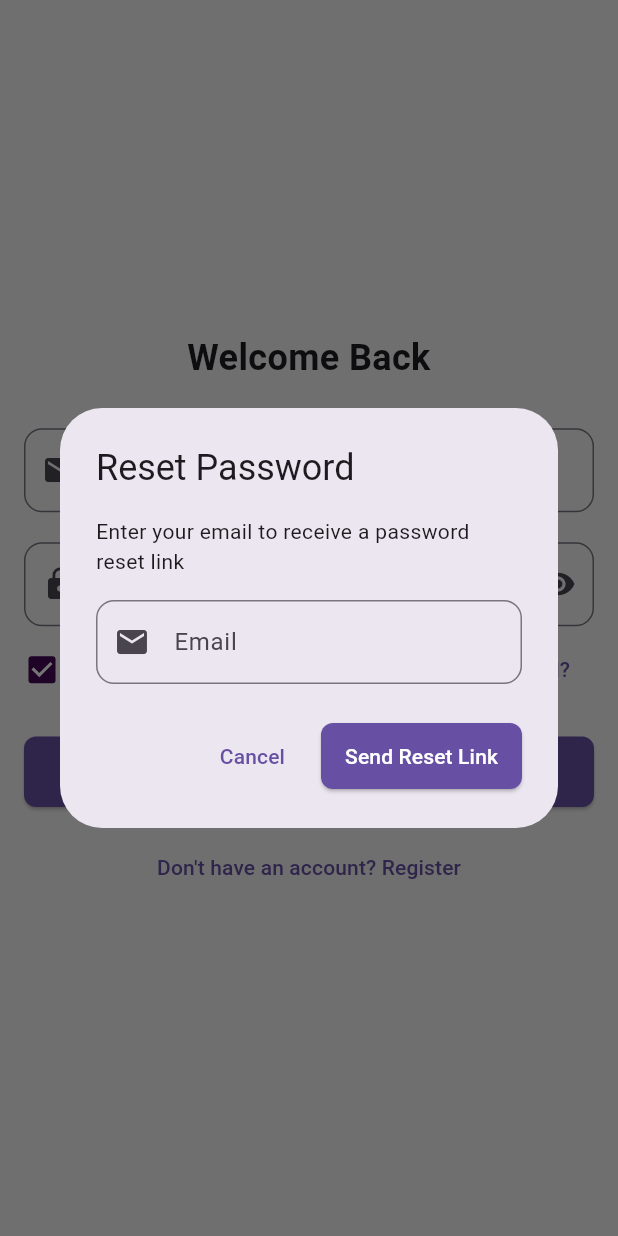
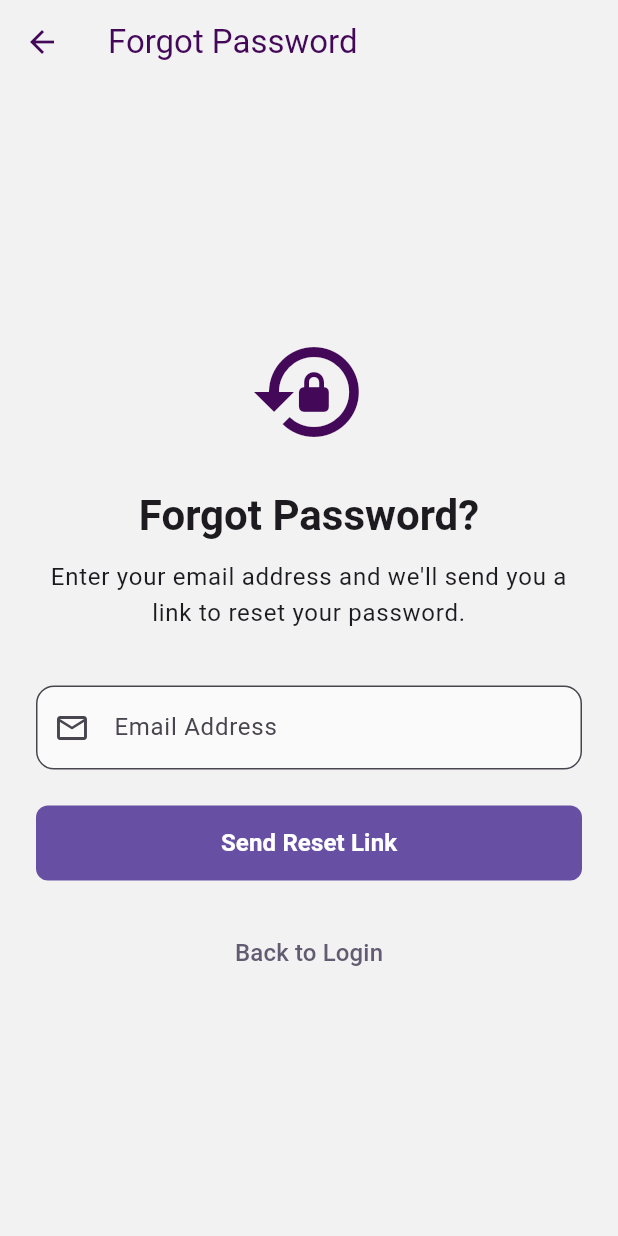
Before and after one commit to hafizbahtiar/alumni_dk, a Flutter app: the screen it shows after launch, after a tap on "Forgot Password?", on a phone screen of 412 x 824 dp. Run offline on Flutter 3.47's test engine with Material 3 defaults, Android fonts, the light colour scheme and no system bars; our stand-ins replace flutter_dotenv, shared_preferences.

Commit message:
feat: Implement forgot password functionality with UI and backend integration

```diff
--- a/lib/core/routes/generate_route.dart
+++ b/lib/core/routes/generate_route.dart
@@ -1,3 +1,4 @@
+import 'package:alumni_dk/modules/auth/pages/forgot_password_page.dart';
 import 'package:alumni_dk/modules/auth/pages/login_page.dart';
 import 'package:alumni_dk/profile_page.dart';
 import 'package:alumni_dk/core/routes/name_route.dart';
@@ -12,6 +13,11 @@ class RouteGenerator {
         return MaterialPageRoute(builder: (_) => LoginPage(), settings: RouteSettings(name: NameRoute.login));
       case NameRoute.register:
         return MaterialPageRoute(builder: (_) => RegisterPage(), settings: RouteSettings(name: NameRoute.register));
+      case NameRoute.forgotPassword:
+        return MaterialPageRoute(
+          builder: (_) => ForgotPasswordPage(),
+          settings: RouteSettings(name: NameRoute.forgotPassword),
+        );
       case NameRoute.profile:
         return MaterialPageRoute(builder: (_) => ProfilePage(), settings: RouteSettings(name: NameRoute.profile));
       case NameRoute.settings:
--- a/lib/core/routes/name_route.dart
+++ b/lib/core/routes/name_route.dart
@@ -3,6 +3,7 @@ class NameRoute {
   static const String home = '/home';
   static const String login = '/login';
   static const String register = '/register';
+  static const String forgotPassword = '/forgot-password';
   static const String profile = '/profile';
   static const String settings = '/settings';
 }
--- a/lib/data/models/user_model.dart
+++ b/lib/data/models/user_model.dart
@@ -95,6 +95,11 @@ class UserModel {
     return {'name': name, 'email': email, 'password': _password, 'confirm_password': _confirmPassword};
   }
 
+  /// Convert to JSON specifically for registration endpoint
+  Map<String, dynamic> toEmailJson() {
+    return {'email': email};
+  }
+
   /// Convert to JSON specifically for login endpoint
   Map<String, dynamic> toLoginJson() {
     return {'email': email, 'password': _password};
--- /dev/null
+++ b/lib/modules/auth/pages/forgot_password_page.dart
@@ -0,0 +1,149 @@
+import 'package:alumni_dk/core/helpers/validator.dart';
+import 'package:alumni_dk/core/network/api_client.dart';
+import 'package:alumni_dk/modules/auth/providers/forgot_password_provider.dart';
+import 'package:alumni_dk/modules/auth/repos/forgot_password_repo.dart';
+import 'package:alumni_dk/modules/auth/services/forgot_password_service.dart';
+import 'package:alumni_dk/shared/widgets/my_snack_bar.dart';
+import 'package:flutter/material.dart';
+import 'package:provider/provider.dart';
+
+class ForgotPasswordPage extends StatefulWidget {
+  const ForgotPasswordPage({super.key});
+
+  @override
+  State<ForgotPasswordPage> createState() => _ForgotPasswordPageState();
+}
+
+class _ForgotPasswordPageState extends State<ForgotPasswordPage> {
+  final _formKey = GlobalKey<FormState>();
+  final _emailController = TextEditingController();
+
+  @override
+  void dispose() {
+    _emailController.dispose();
+    super.dispose();
+  }
+
+  Future<void> _requestPasswordReset(ForgotPasswordProvider provider) async {
+    if (!_formKey.currentState!.validate()) return;
+
+    try {
+      await provider.requestPasswordReset(_emailController.text.trim());
+      if (mounted) {
+        ScaffoldMessenger.of(context).showSnackBar(
+          const SnackBar(content: Text('Password reset link sent to your email'), backgroundColor: Colors.green),
+        );
+      }
+    } catch (e) {
+      if (mounted) {
+        MySnackBar.show(context, 'Error: ${e.toString()}', type: SnackBarType.error);
+      }
+    }
+  }
+
+  @override
+  Widget build(BuildContext context) {
+    return ChangeNotifierProvider(
+      create: (_) => ForgotPasswordProvider(ForgotPasswordRepo(ForgotPasswordService(ApiClient()))),
+      child: Consumer<ForgotPasswordProvider>(
+        builder: (context, provider, _) {
+          return Scaffold(
+            appBar: AppBar(
+              title: const Text('Forgot Password'),
+              elevation: 0,
+              backgroundColor: Colors.transparent,
+              foregroundColor: Theme.of(context).colorScheme.primary,
+            ),
+            body: SafeArea(
+              child: Center(
+                child: SingleChildScrollView(
+                  child: Padding(
+                    padding: const EdgeInsets.symmetric(horizontal: 24.0),
+                    child: Column(
+                      mainAxisAlignment: MainAxisAlignment.center,
+                      crossAxisAlignment: CrossAxisAlignment.stretch,
+                      children: [
+                        // Logo or Icon
+                        Icon(Icons.lock_reset, size: 80, color: Theme.of(context).colorScheme.primary),
+                        const SizedBox(height: 24),
+
+                        // Title and Subtitle
+                        Text(
+                          'Forgot Password?',
+                          style: Theme.of(context).textTheme.headlineMedium?.copyWith(fontWeight: FontWeight.bold),
+                          textAlign: TextAlign.center,
+                        ),
+                        const SizedBox(height: 12),
+                        Text(
+                          'Enter your email address and we\'ll send you a link to reset your password.',
+                          style: Theme.of(context).textTheme.bodyLarge,
+                          textAlign: TextAlign.center,
+                        ),
+                        const SizedBox(height: 36),
+
+                        // Form
+                        Form(
+                          key: _formKey,
+                          child: Column(
+                            crossAxisAlignment: CrossAxisAlignment.stretch,
+                            children: [
+                              TextFormField(
+                                controller: _emailController,
+                                keyboardType: TextInputType.emailAddress,
+                                decoration: InputDecoration(
+                                  labelText: 'Email Address',
+                                  hintText: 'Enter your email address',
+                                  prefixIcon: const Icon(Icons.email_outlined),
+                                  border: OutlineInputBorder(borderRadius: BorderRadius.circular(12)),
+                                  filled: true,
+                                  fillColor: Colors.grey[50],
+                                ),
+                                validator: (value) => Validator.validateEmail(value),
+                                enabled: !provider.isLoading,
+                              ),
+                              const SizedBox(height: 24),
+
+                              // Submit Button
+                              SizedBox(
+                                height: 50,
+                                child: FilledButton(
+                                  onPressed: provider.isLoading ? null : () => _requestPasswordReset(provider),
+                                  child:
+                                      provider.isLoading
+                                          ? const SizedBox(
+                                            width: 24,
+                                            height: 24,
+                                            child: CircularProgressIndicator(color: Colors.white, strokeWidth: 2),
+                                          )
+                                          : const Text(
+                                            'Send Reset Link',
+                                            style: TextStyle(fontSize: 16, fontWeight: FontWeight.bold),
+                                          ),
+                                ),
+                              ),
+                            ],
+                          ),
+                        ),
+
+                        const SizedBox(height: 24),
+
+                        // Back to Login Link
+                        TextButton(
+                          onPressed: provider.isLoading ? null : () => Navigator.of(context).pop(),
+                          child: Text(
+                            'Back to Login',
+                            style: TextStyle(fontSize: 16, color: Theme.of(context).colorScheme.secondary),
+                          ),
+                        ),
+                      ],
+                    ),
+                  ),
+                ),
+              ),
+            ),
+          );
+        },
+      ),
+    );
+  }
+}
--- a/lib/modules/auth/pages/login_page.dart
+++ b/lib/modules/auth/pages/login_page.dart
@@ -122,10 +122,7 @@ class _LoginPageState extends State<LoginPage> {
                           const Text('Remember me'),
                           const Spacer(),
                           TextButton(
-                            onPressed: () {
-                              // Handle forgot password
-                              _showForgotPasswordDialog();
-                            },
+                            onPressed: () => Navigator.pushNamed(context, NameRoute.forgotPassword),
                             child: const Text('Forgot Password?'),
                           ),
                         ],
@@ -174,90 +171,4 @@ class _LoginPageState extends State<LoginPage> {
       ),
     );
   }
-
-  void _showForgotPasswordDialog() {
-    final TextEditingController emailController = TextEditingController();
-    bool isSubmitting = false;
-
-    if (_emailController.text.isNotEmpty) {
-      emailController.text = _emailController.text;
-    }
-
-    showDialog(
-      context: context,
-      builder:
-          (context) => StatefulBuilder(
-            builder:
-                (context, setDialogState) => AlertDialog(
-                  title: const Text('Reset Password'),
-                  content: Column(
-                    mainAxisSize: MainAxisSize.min,
-                    children: [
-                      const Text('Enter your email to receive a password reset link'),
-                      const SizedBox(height: 16),
-                      TextFormField(
-                        controller: emailController,
-                        decoration: InputDecoration(
-                          labelText: 'Email',
-                          border: OutlineInputBorder(borderRadius: BorderRadius.circular(12.0)),
-                          prefixIcon: const Icon(Icons.email),
-                        ),
-                        keyboardType: TextInputType.emailAddress,
-                      ),
-                    ],
-                  ),
-                  actions: [
-                    TextButton(onPressed: () => Navigator.pop(context), child: const Text('Cancel')),
-                    ElevatedButton(
-                      onPressed:
-                          isSubmitting
-                              ? null
-                              : () async {
-                                if (emailController.text.isEmpty) {
-                                  ScaffoldMessenger.of(context).showSnackBar(
-                                    const SnackBar(
-                                      content: Text('Please enter your email'),
-                                      backgroundColor: Colors.red,
-                                    ),
-                                  );
-                                  return;
-                                }
-
-                                setDialogState(() {
-                                  isSubmitting = true;
-                                });
-
-                                try {
-                                  // await _supabase.auth.resetPasswordForEmail(emailController.text.trim());
-                                  // if (context.mounted) {
-                                  //   Navigator.pop(context);
-                                  //   ScaffoldMessenger.of(context).showSnackBar(
-                                  //     const SnackBar(
-                                  //       content: Text('Password reset email sent. Please check your inbox.'),
-                                  //       backgroundColor: Colors.green,
-                                  //     ),
-                                  //   );
-                                  // }
-                                } catch (e) {
-                                  setDialogState(() {
-                                    isSubmitting = false;
-                                  });
-
-                                  if (context.mounted) {
-                                    ScaffoldMessenger.of(context).showSnackBar(
-                                      SnackBar(content: Text('Error: ${e.toString()}'), backgroundColor: Colors.red),
-                                    );
-                                  }
-                                }
-                              },
-                      child:
-                          isSubmitting
-                              ? const SizedBox(height: 20, width: 20, child: CircularProgressIndicator(strokeWidth: 2))
-                              : const Text('Send Reset Link'),
-                    ),
-                  ],
-                ),
-          ),
-    );
-  }
 }
--- /dev/null
+++ b/lib/modules/auth/repos/forgot_password_repo.dart
@@ -0,0 +1,23 @@
+import 'package:alumni_dk/core/network/api_response.dart';
+import 'package:alumni_dk/data/models/user_model.dart';
+import 'package:alumni_dk/modules/auth/services/forgot_password_service.dart';
+
+class ForgotPasswordRepo {
+  final ForgotPasswordService _forgotPasswordService;
+
+  ForgotPasswordRepo(this._forgotPasswordService);
+
+  Future<ApiResponse> requestPasswordReset(UserModel user) async {
+    try {
+      final response = await _forgotPasswordService.requestPasswordReset(user);
+
+      if (response.status && response.body != null) {
+        return response;
+      }
+
+      return ApiResponse.error(response.message ?? 'Login failed', errors: response.errors);
+    } catch (e) {
+      return ApiResponse.error(e.toString());
+    }
+  }
+}
```
Also changed, not shown: lib/modules/auth/providers/forgot_password_provider.dart (added, +61 -0 lines), lib/modules/auth/services/forgot_password_service.dart (added, +43 -0 lines), 1 other file.
